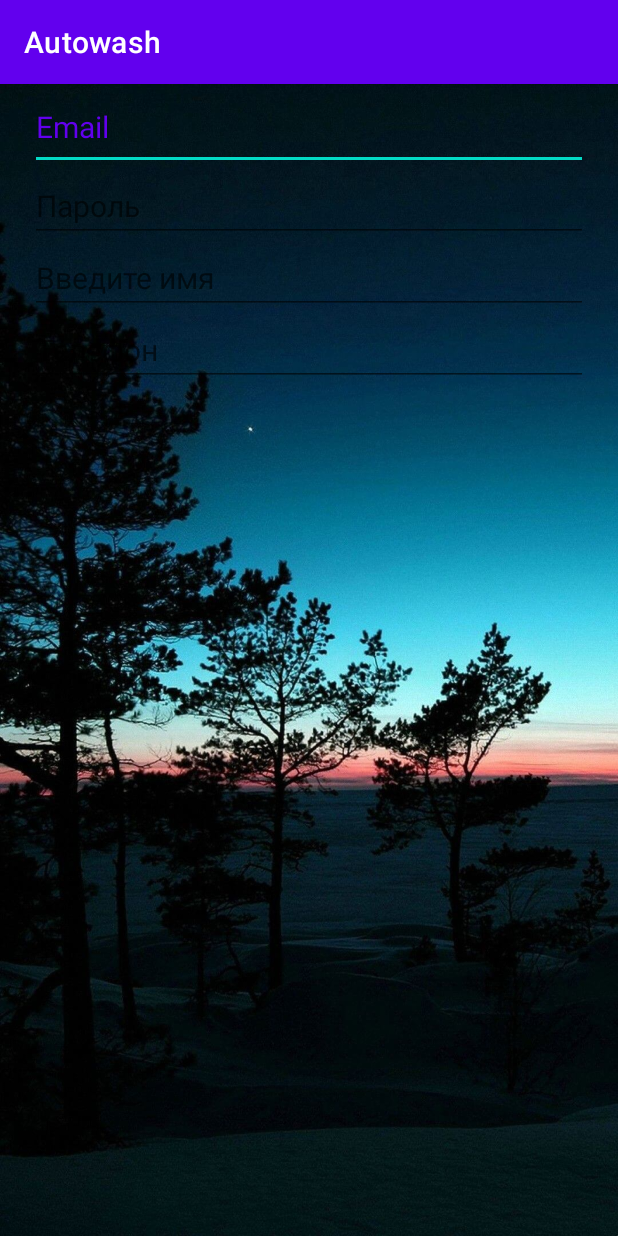
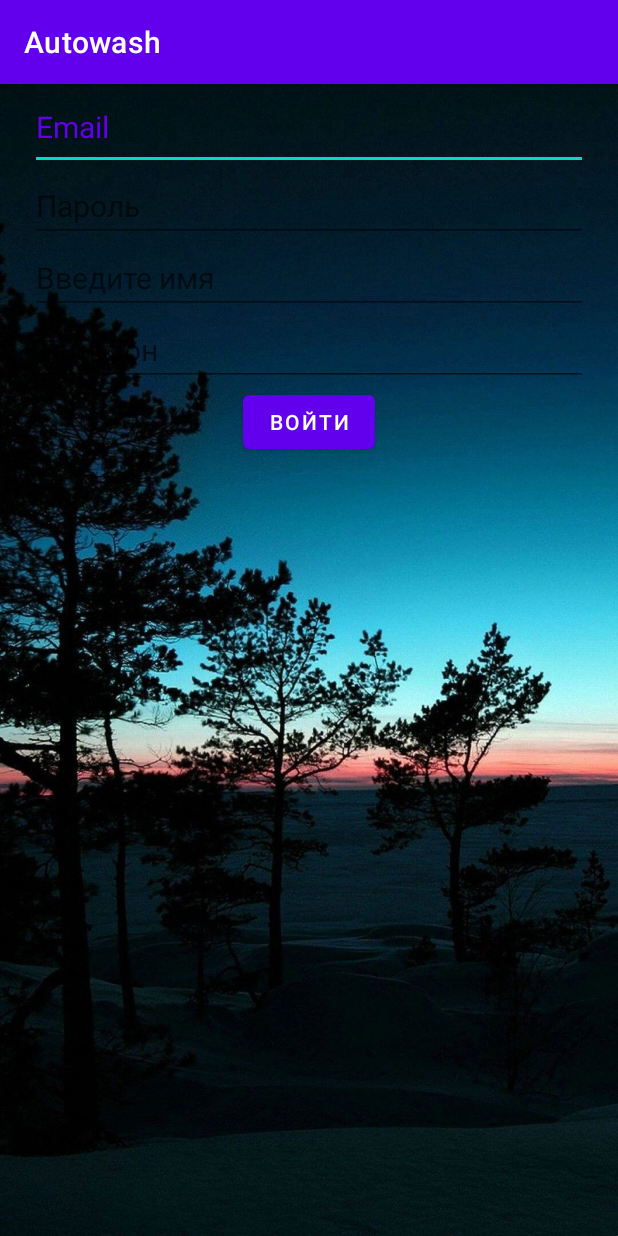
Before and after one commit to dns21395/Autowash, an Android app: the RegisterActivity screen opened directly, with no data from a screen before it, on a phone screen of 412 x 824 dp. Run offline under Robolectric (Android 15) with nearby library versions, the phone set to English and light mode, and no system bars.

Commit message:
открытие третьего экрана

```diff
--- a/app/src/main/AndroidManifest.xml
+++ b/app/src/main/AndroidManifest.xml
@@ -19,6 +19,7 @@
             </intent-filter>
         </activity>
         <activity android:name=".RegisterActivity" android:exported="true" />
+        <activity android:name=".ListActivity" android:exported="true" />
     </application>
 
 </manifest>
--- a/app/src/main/java/ru/autowash/MainActivity.kt
+++ b/app/src/main/java/ru/autowash/MainActivity.kt
@@ -8,8 +8,6 @@ import ru.autowash.databinding.ActivityRegister1Binding
 class MainActivity : AppCompatActivity() {
     override fun onCreate(savedInstanceState: Bundle?) {
         super.onCreate(savedInstanceState)
-        setContentView(R.layout.activity_register_1)
-
         val binding = ActivityRegister1Binding.inflate(layoutInflater)
         setContentView(binding.root)
 
--- a/app/src/main/java/ru/autowash/RegisterActivity.kt
+++ b/app/src/main/java/ru/autowash/RegisterActivity.kt
@@ -1,12 +1,22 @@
 package ru.autowash
 
+import android.content.Intent
 import android.os.Bundle
 import androidx.appcompat.app.AppCompatActivity
+import ru.autowash.databinding.ActivityRegister2Binding
 
 class RegisterActivity : AppCompatActivity() {
 
     override fun onCreate(savedInstanceState: Bundle?) {
         super.onCreate(savedInstanceState)
-        setContentView(R.layout.activity_register_2)
+        val binding = ActivityRegister2Binding.inflate(layoutInflater)
+        setContentView(binding.root)
+
+        binding.apply {
+            knopka.setOnClickListener {
+                startActivity(Intent(this@RegisterActivity, ListActivity::class.java))
+                finish()
+            }
+        }
     }
 }
--- a/app/src/main/res/layout/activity_register_2.xml
+++ b/app/src/main/res/layout/activity_register_2.xml
@@ -56,5 +56,13 @@
             android:inputType="textEmailAddress"
             android:textColor="@color/purple_500"
             android:textSize="20sp" />
+
+        <Button
+            android:id="@+id/knopka"
+            android:text="Войти"
+            android:layout_gravity="center"
+            android:layout_width="wrap_content"
+            android:layout_height="wrap_content" />
+
     </LinearLayout>
 </androidx.constraintlayout.widget.ConstraintLayout>
```
Also changed, not shown: app/src/main/java/ru/autowash/ListActivity.kt (added, +14 -0 lines).
